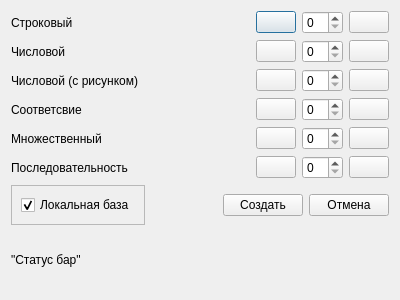
OldBoots/StudentApp, file createdialog.ui: the form before one commit.
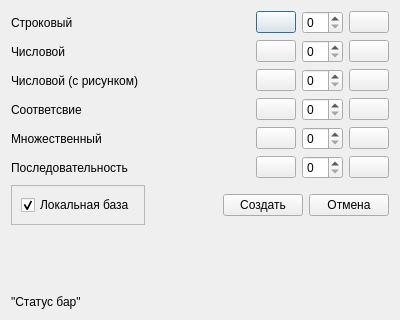
The form after the commit.

What changed in the file:
```diff
--- a/createdialog.ui
+++ b/createdialog.ui
@@ -7,7 +7,7 @@
     <x>0</x>
     <y>0</y>
     <width>400</width>
-    <height>300</height>
+    <height>320</height>
    </rect>
   </property>
   <property name="windowTitle">
@@ -346,8 +346,24 @@
      </item>
     </layout>
    </item>
+   <item>
+    <spacer name="verticalSpacer">
+     <property name="orientation">
+      <enum>Qt::Vertical</enum>
+     </property>
+     <property name="sizeHint" stdset="0">
+      <size>
+       <width>20</width>
+       <height>40</height>
+      </size>
+     </property>
+    </spacer>
+   </item>
    <item>
     <widget class="QLabel" name="label_status">
+     <property name="frameShadow">
+      <enum>QFrame::Sunken</enum>
+     </property>
      <property name="text">
       <string>&quot;Статус бар&quot;</string>
      </property>
```
Left out of the diff: 2 changed lines with no effect on the pictures.
